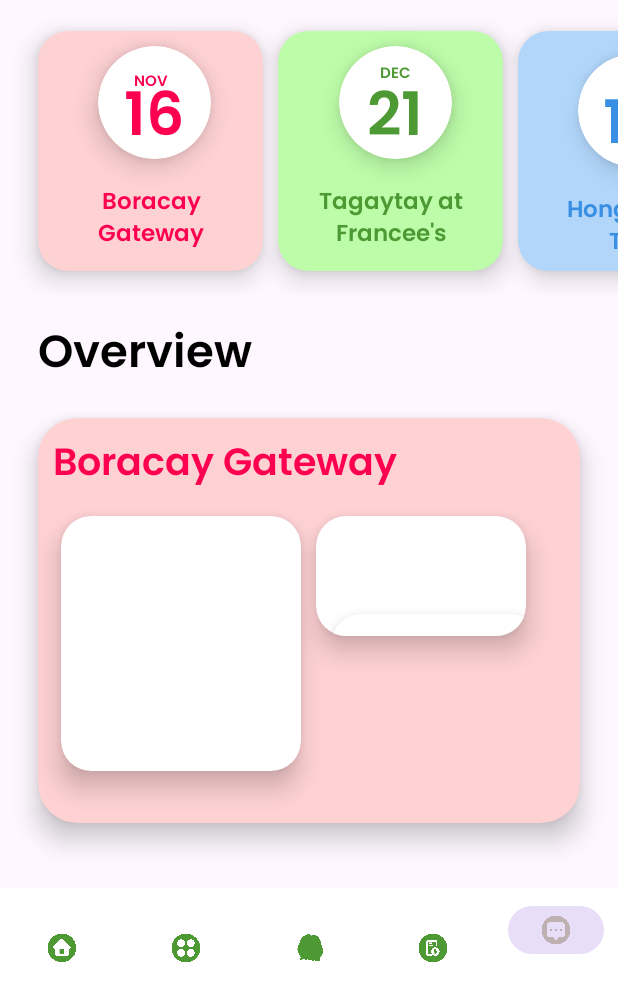
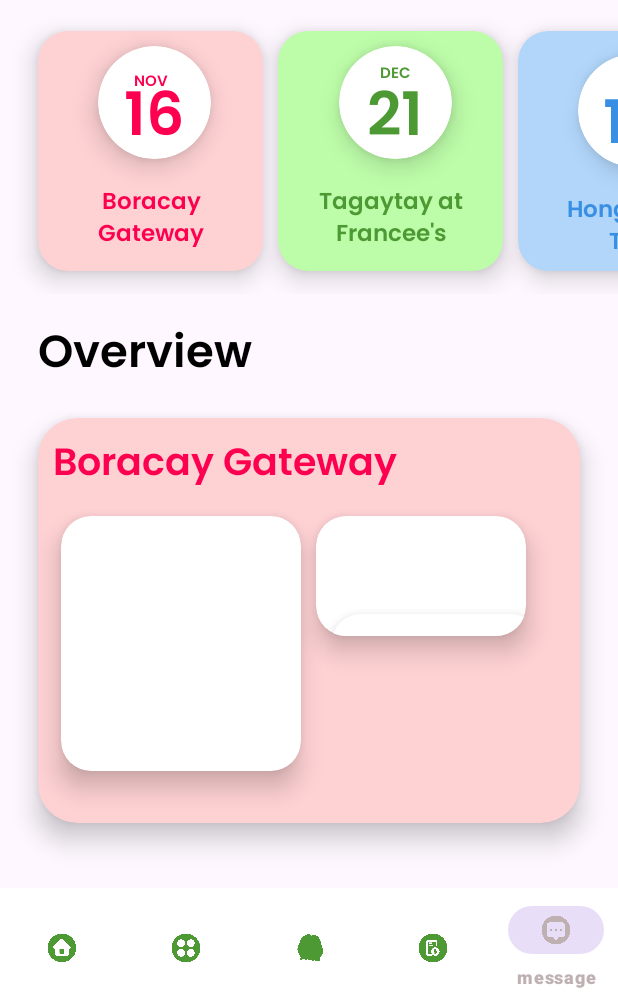
Before and after one commit to jowanaaa/Home-Page, an Android app: the screen it shows after launch (MainActivity), item 5 of the bottom bar chosen, on a phone screen of 412 x 824 dp, the part 228-1236 px from its top. Run offline under Robolectric (Android 15) with nearby library versions, the phone set to English and light mode, and no system bars.

Commit message:
latest commit

```diff
--- a/app/src/main/res/menu/bottom_nav_menu.xml
+++ b/app/src/main/res/menu/bottom_nav_menu.xml
@@ -5,25 +5,30 @@
         android:layout_width="wrap_content"
         android:layout_height="wrap_content"
         android:icon="@drawable/home"
+        android:title="home"
         android:id="@+id/home"/>
     <item
         android:layout_width="wrap_content"
         android:layout_height="wrap_content"
         android:icon="@drawable/task"
+        android:title="task"
         android:id="@+id/task"/>
     <item
         android:layout_width="wrap_content"
         android:layout_height="wrap_content"
         android:icon="@drawable/profile"
+        android:title="profile"
         android:id="@+id/profile"/>
     <item
         android:layout_width="wrap_content"
         android:layout_height="wrap_content"
         android:icon="@drawable/budget"
+        android:title="budget"
         android:id="@+id/budget"/>
     <item
         android:layout_width="wrap_content"
         android:layout_height="wrap_content"
         android:icon="@drawable/message"
+        android:title="message"
         android:id="@+id/message"/>
 </menu>
```
